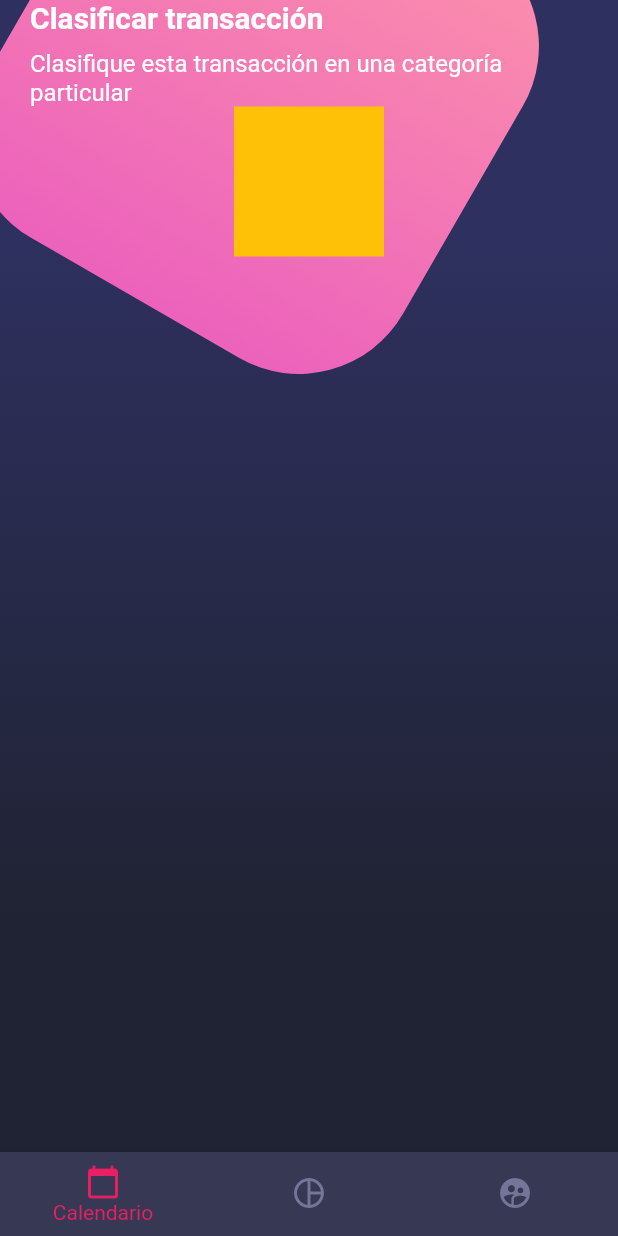
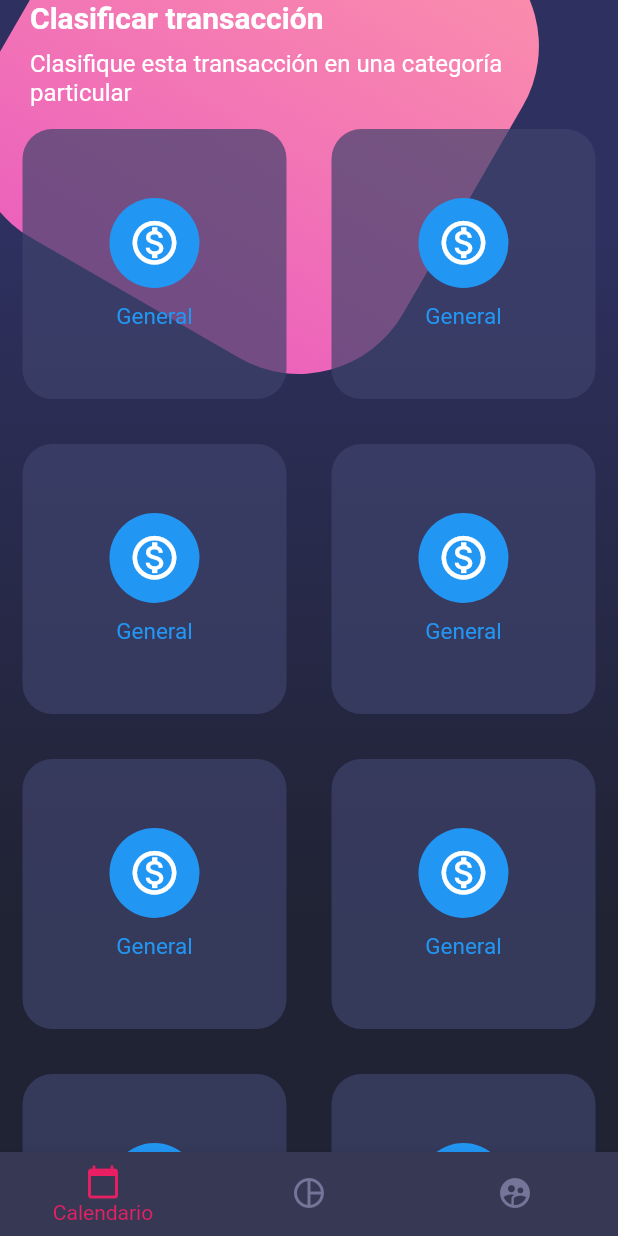
Before and after one commit to diegoarizadev/FlutterUI, a Flutter app: the screen it shows after launch, on a phone screen of 412 x 824 dp. Run offline on Flutter 3.47's test engine with Material 2 defaults, Android fonts, the phone set to English and light mode, and no system bars.

Commit message:
Implementación del TableRow

```diff
--- a/uiflutter/lib/widgets/card_table.dart
+++ b/uiflutter/lib/widgets/card_table.dart
@@ -5,10 +5,51 @@ class CardTableCustom extends StatelessWidget {
 
   @override
   Widget build(BuildContext context) {
-    return Container(
-      color: Colors.amber,
-      width: 100,
-      height: 100,
+    return Table(
+      //Coleccion de Rows
+      children: [
+        TableRow(children: [_SingleCard(), _SingleCard()]),
+        TableRow(children: [_SingleCard(), _SingleCard()]),
+        TableRow(children: [_SingleCard(), _SingleCard()]),
+        TableRow(children: [_SingleCard(), _SingleCard()]),
+      ],
     );
   }
 }
+
+class _SingleCard extends StatelessWidget {
+  const _SingleCard({Key? key}) : super(key: key);
+
+  @override
+  Widget build(BuildContext context) {
+    return Container(
+      margin: EdgeInsets.all(15), //Separacion entre las tarjetas
+      height: 180,
+      decoration: BoxDecoration(
+        color: Color.fromRGBO(62, 66, 107, 0.7),
+        borderRadius: BorderRadius.circular(20),
+      ),
+      child: Column(
+        mainAxisAlignment: MainAxisAlignment.center,
+        children: [
+          CircleAvatar(
+            backgroundColor: Colors.blue,
+            radius: 30,
+            child: Icon(
+              Icons.monetization_on_outlined,
+              color: Colors.white,
+              size: 35,
+            ),
+          ),
+          SizedBox(
+            height: 10,
+          ),
+          Text(
+            'General',
+            style: TextStyle(color: Colors.blue, fontSize: 15),
+          ),
+        ],
+      ),
+    );
+  }
+}
```
